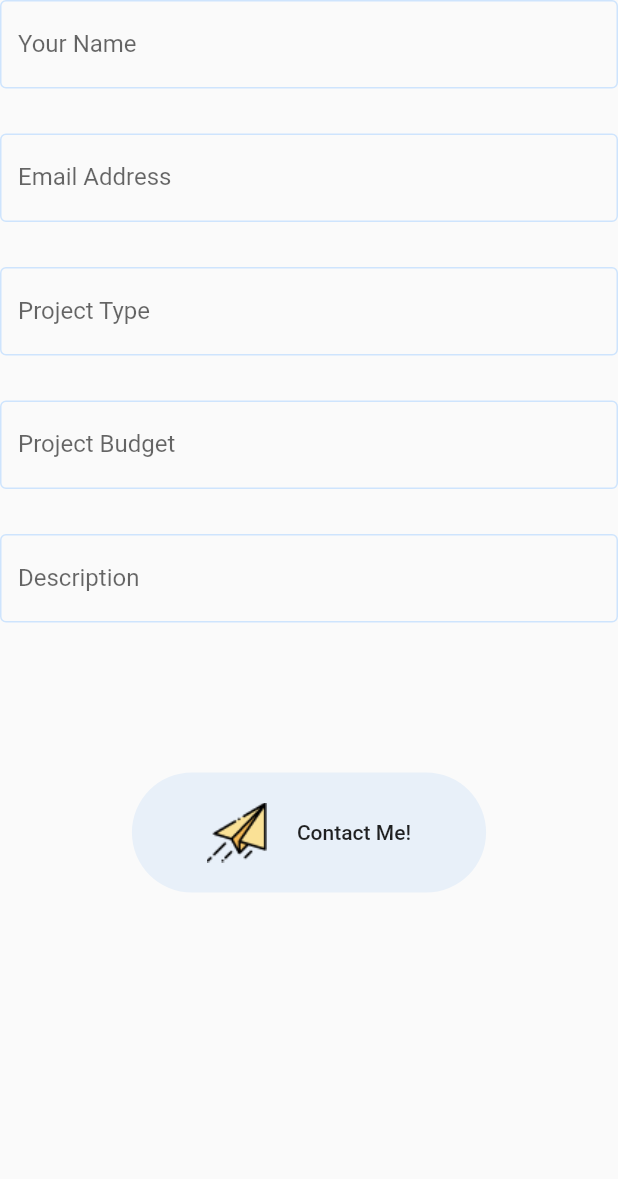
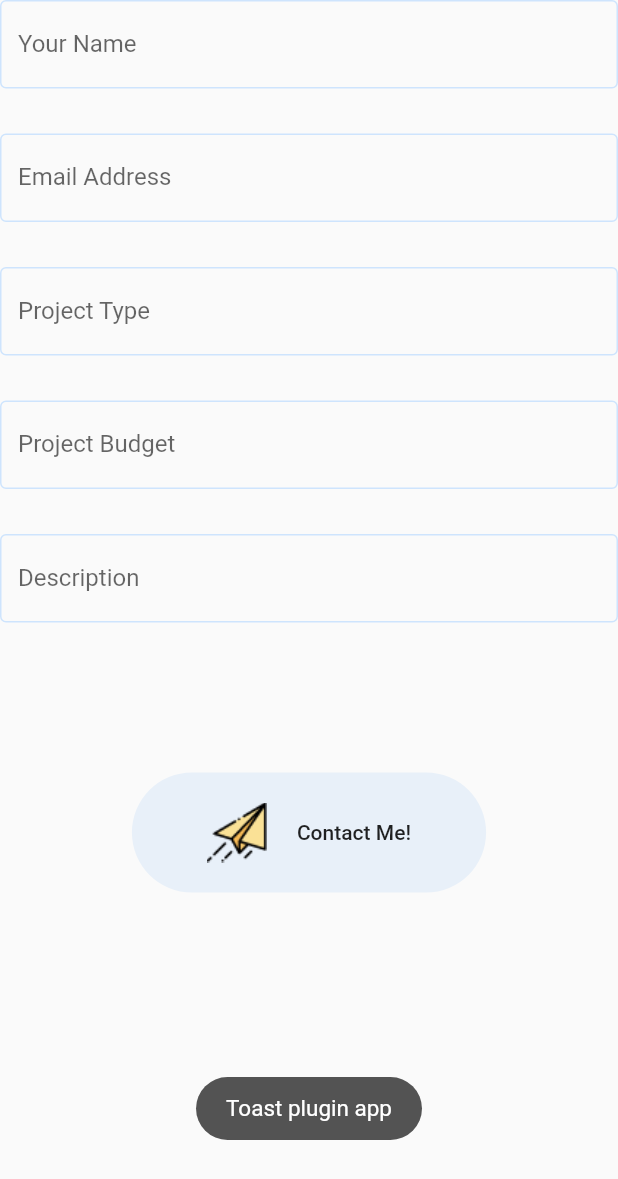
Before and after one commit to anasmansouri/my_portfolio, a Flutter app: the ContactForm widget shown alone on an empty page, opened directly, after a tap on "Contact Me!", on a phone screen of 412 x 824 dp. Shown: the top 1179 px of the screen. Run offline on Flutter 3.47's test engine with Material 2 defaults, Android fonts, the phone set to English and light mode, and no system bars; our stand-ins replace toast; missing offline and left inert: mailer.

Commit message:
customize the contact me section

```diff
--- a/lib/sections/contact/contact_section.dart
+++ b/lib/sections/contact/contact_section.dart
@@ -2,8 +2,12 @@ import 'package:flutter/material.dart';
 import 'package:my_portfolio/components/default_button.dart';
 import 'package:my_portfolio/components/section_title.dart';
 import 'package:my_portfolio/constants.dart';
+import 'components/socal_card.dart';
 
-import 'components/socal_card.dart';
+import 'package:mailer/mailer.dart';
+import 'package:mailer/smtp_server.dart';
+import 'package:toast/toast.dart';
+import 'package:url_launcher/url_launcher.dart';
 
 class ContactSection extends StatelessWidget {
   @override
@@ -28,6 +32,7 @@ class ContactSection extends StatelessWidget {
             color: Color(0xFF07E24A),
           ),
           ContactBox()
+          //SizedBox(height: kDefaultPadding * 2.5),
         ],
       ),
     );
@@ -42,7 +47,7 @@ class ContactBox extends StatelessWidget {
   @override
   Widget build(BuildContext context) {
     return Container(
-      constraints: BoxConstraints(maxWidth: 1110),
+      constraints: BoxConstraints(maxWidth: 1110, maxHeight: 300),
       margin: EdgeInsets.only(top: kDefaultPadding * 2),
       padding: EdgeInsets.all(kDefaultPadding * 3),
       decoration: BoxDecoration(
@@ -58,27 +63,46 @@ class ContactBox extends StatelessWidget {
             mainAxisAlignment: MainAxisAlignment.spaceBetween,
             children: [
               SocalCard(
-                color: Color(0xFFD9FFFC),
-                iconSrc: "assets/images/skype.png",
-                name: 'TheFlutterWay',
-                press: () {},
+                color: Color(0xFFFFFF),
+                iconSrc: "assets/images/gmail.png",
+                name: 'anasmansouribusiness@gmail.com',
+                press: () {
+                  Toast.show(
+                      "contact me on : anasmansouribusiness@gmail.com", context,
+                      duration: Toast.LENGTH_LONG, gravity: Toast.BOTTOM);
+                },
               ),
               SocalCard(
-                color: Color(0xFFE4FFC7),
-                iconSrc: "assets/images/whatsapp.png",
-                name: 'TheFlutterWay',
-                press: () {},
+                color: Color(0xFFFFFF),
+                iconSrc: "assets/images/linkedin.png",
+                name: 'Anas Mansouri ',
+                press: () async {
+                  const url =
+                      "https://www.linkedin.com/in/anas-mansouri-aa32a2136/";
+                  if (await canLaunch(url)) {
+                    await launch(url);
+                  } else {
+                    throw "Could not launch $url";
+                  }
+                },
               ),
               SocalCard(
-                color: Color(0xFFE8F0F9),
+                color: Color(0xFFFFFF),
                 iconSrc: "assets/images/messanger.png",
-                name: 'TheFlutterWay',
-                press: () {},
+                name: 'Anas Mansouri',
+                press: () async {
+                  const url = "https://www.facebook.com/savana.man.3/";
+                  if (await canLaunch(url)) {
+                    await launch(url);
+                  } else {
+                    throw "Could not launch $url";
+                  }
+                },
               ),
             ],
           ),
           SizedBox(height: kDefaultPadding * 2),
-          ContactForm(),
+          // ContactForm(),
         ],
       ),
     );
@@ -154,7 +178,42 @@ class ContactForm extends StatelessWidget {
               child: DefaultButton(
                 imageSrc: "assets/images/contact_icon.png",
                 text: "Contact Me!",
-                press: () {},
+                press: () async {
+                  Toast.show("Toast plugin app", context,
+                      duration: Toast.LENGTH_SHORT, gravity: Toast.BOTTOM);
+                  String username = 'htmlphpcss3@gmail.com';
+                  String password = 'cN9NkdmQME3ho6';
+
+                  final smtpServer = gmail(username, password);
+                  // Use the SmtpServer class to configure an SMTP server:
+                  // final smtpServer = SmtpServer('smtp.domain.com');
+                  // See the named arguments of SmtpServer for further configuration
+                  // options.
+
+                  // Create our message.
+                  final message = Message()
+                    ..from = Address(username, 'anas mansouri')
+                    ..recipients.add('anas.mansouri@usmba.ac.ma')
+                    //..ccRecipients
+                    //    .addAll(['destCc1@example.com', 'destCc2@example.com'])
+                    //..bccRecipients.add(Address('bccAddress@example.com'))
+                    ..subject =
+                        'Test Dart Mailer library :: 😀 :: ${DateTime.now()}'
+                    ..text =
+                        'This is the plain text.\nThis is line 2 of the text part.'
+                    ..html =
+                        "<h1>Test</h1>\n<p>Hey! Here's some HTML content</p>";
+
+                  try {
+                    final sendReport = await send(message, smtpServer);
+                    print('Message sent: ' + sendReport.toString());
+                  } on MailerException catch (e) {
+                    print('Message not sent.');
+                    for (var p in e.problems) {
+                      print('Problem: ${p.code}: ${p.msg}');
+                    }
+                  }
+                },
               ),
             ),
           )
--- a/pubspec.yaml
+++ b/pubspec.yaml
@@ -28,6 +28,9 @@ dependencies:
   # The following adds the Cupertino Icons font to your application.
   # Use with the CupertinoIcons class for iOS style icons.
   cupertino_icons: ^1.0.0
+  mailer: ^3.2.1
+  toast: ^0.1.5
+  url_launcher: ^5.4.2
 
 dev_dependencies:
   flutter_test:
```
Also changed, not shown: assets/images/gmail.png (added), assets/images/linkedin.png (added), pubspec.lock, 2 other files.
